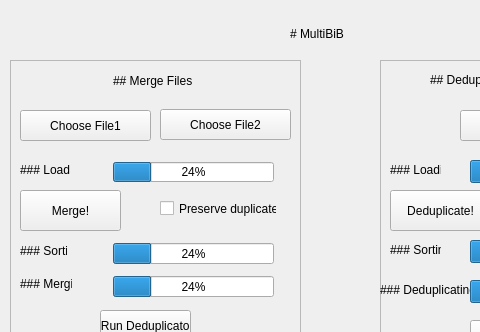
Qt form mainwindow.ui (Penultimate-Panacea/BibTeX-MultiBib) before a commit; both pictures show x 0 to 480 and y 0 to 332 of the 680 by 490 pixel window.
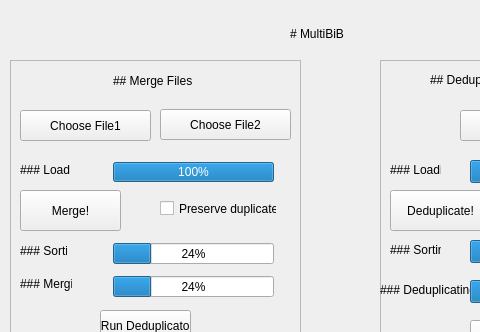
The same form after that commit.

Commit message: Tooltips stage one

```diff
--- a/mainwindow.ui
+++ b/mainwindow.ui
@@ -260,7 +260,7 @@
       </rect>
      </property>
      <property name="value">
-      <number>24</number>
+      <number>100</number>
      </property>
     </widget>
     <widget class="QLabel" name="mergeFileLoadingLabel">
```
Left out of the diff: 33 changed lines with no effect on the pictures.
